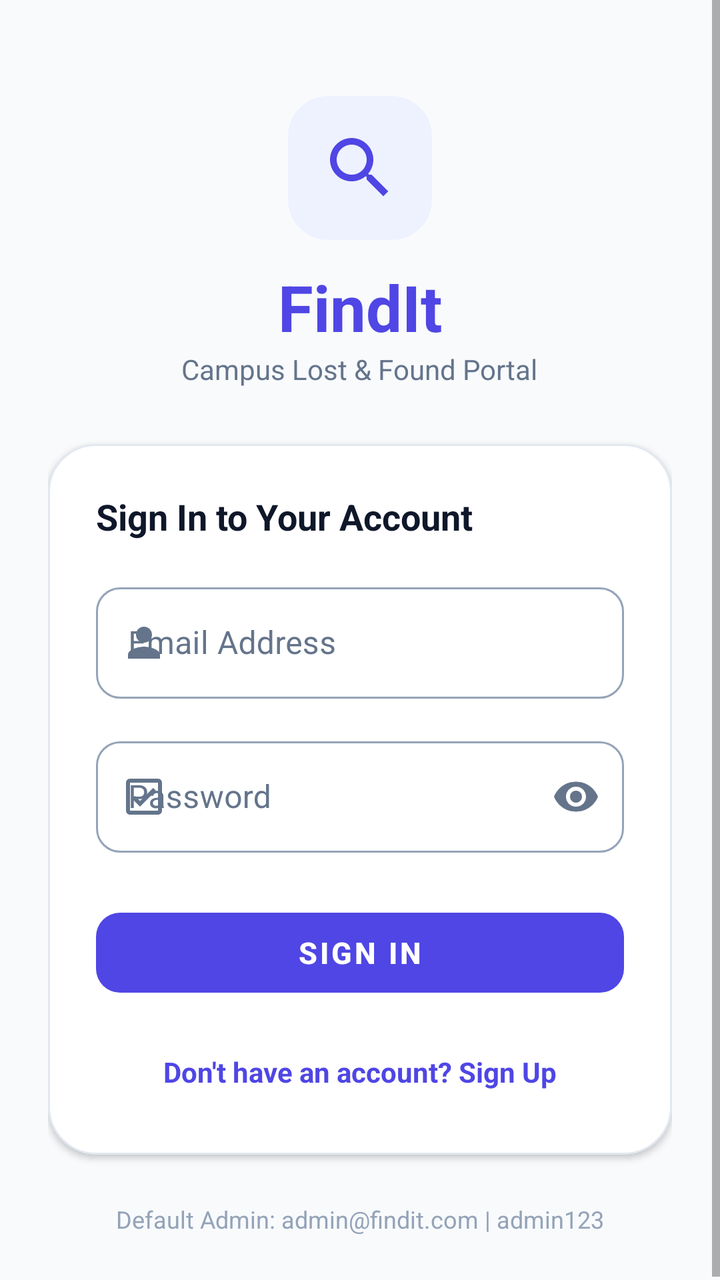
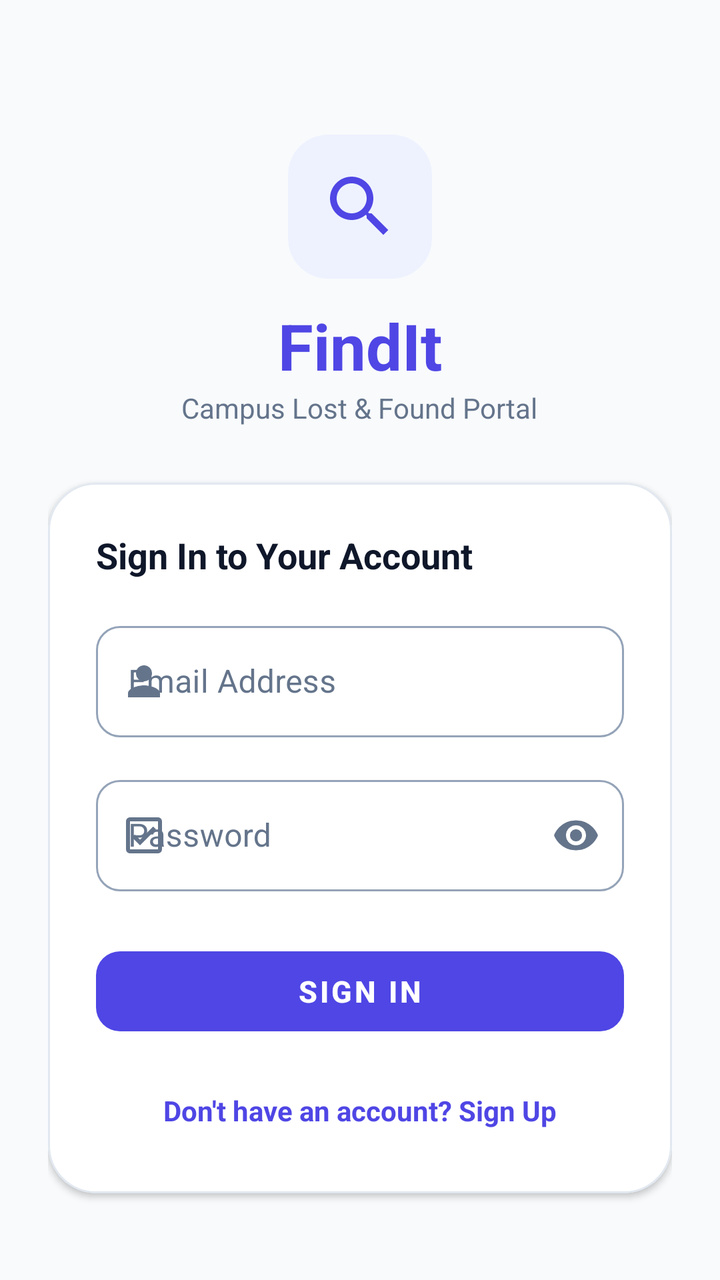

An Android layout rendered at two revisions. The XML below is the earlier revision; the diff shows what the commit changed to produce the second picture.
<!-- AndroidManifest.xml: application theme Theme.FindIt -->
<!-- res/layout/activity_login.xml -->
<?xml version="1.0" encoding="utf-8"?>
<ScrollView xmlns:android="http://schemas.android.com/apk/res/android"
    xmlns:app="http://schemas.android.com/apk/res-auto"
    android:layout_width="match_parent"
    android:layout_height="match_parent"
    android:background="@color/bg_light"
    android:fillViewport="true">

    <LinearLayout
        android:layout_width="match_parent"
        android:layout_height="wrap_content"
        android:gravity="center"
        android:orientation="vertical"
        android:padding="24dp">

        <com.google.android.material.card.MaterialCardView
            android:layout_width="72dp"
            android:layout_height="72dp"
            android:layout_marginTop="24dp"
            app:cardBackgroundColor="@color/primary_light"
            app:cardCornerRadius="20dp"
            app:cardElevation="0dp"
            app:strokeWidth="0dp">

            <ImageView
                android:layout_width="match_parent"
                android:layout_height="match_parent"
                android:padding="16dp"
                android:src="@drawable/ic_search"
                app:tint="@color/primary" />
        </com.google.android.material.card.MaterialCardView>

        <TextView
            android:layout_width="wrap_content"
            android:layout_height="wrap_content"
            android:layout_marginTop="12dp"
            android:text="FindIt"
            android:textColor="@color/primary"
            android:textSize="32sp"
            android:textStyle="bold" />

        <TextView
            android:layout_width="wrap_content"
            android:layout_height="wrap_content"
            android:layout_marginBottom="28dp"
            android:text="Campus Lost &amp; Found Portal"
            android:textColor="@color/text_secondary"
            android:textSize="14sp" />

        <com.google.android.material.card.MaterialCardView
            android:layout_width="match_parent"
            android:layout_height="wrap_content"
            app:cardBackgroundColor="@color/surface_white"
            app:cardCornerRadius="24dp"
            app:cardElevation="2dp"
            app:strokeColor="@color/card_stroke"
            app:strokeWidth="1dp">

            <LinearLayout
                android:layout_width="match_parent"
                android:layout_height="wrap_content"
                android:orientation="vertical"
                android:padding="24dp">

                <TextView
                    android:layout_width="wrap_content"
                    android:layout_height="wrap_content"
                    android:layout_marginBottom="18dp"
                    android:text="Sign In to Your Account"
                    android:textColor="@color/text_primary"
                    android:textSize="18sp"
                    android:textStyle="bold" />

                <com.google.android.material.textfield.TextInputLayout
                    style="@style/Widget.FindIt.TextInputLayout.OutlinedBox"
                    android:layout_width="match_parent"
                    android:layout_height="wrap_content"
                    android:layout_marginBottom="16dp"
                    app:boxCornerRadiusBottomEnd="12dp"
                    app:boxCornerRadiusBottomStart="12dp"
                    app:boxCornerRadiusTopEnd="12dp"
                    app:boxCornerRadiusTopStart="12dp"
                    app:boxStrokeColor="@color/text_input_box_stroke"
                    app:hintTextColor="@color/text_input_hint_color"
                    app:startIconDrawable="@drawable/ic_profile"
                    app:startIconTint="@color/text_secondary">

                    <com.google.android.material.textfield.TextInputEditText
                        android:id="@+id/etEmail"
                        android:layout_width="match_parent"
                        android:layout_height="wrap_content"
                        android:hint="Email Address"
                        android:inputType="textEmailAddress"
                        android:textColor="@color/text_primary"
                        android:textColorHint="@color/text_secondary" />
                </com.google.android.material.textfield.TextInputLayout>

                <com.google.android.material.textfield.TextInputLayout
                    style="@style/Widget.FindIt.TextInputLayout.OutlinedBox"
                    android:layout_width="match_parent"
                    android:layout_height="wrap_content"
                    android:layout_marginBottom="24dp"
                    app:boxCornerRadiusBottomEnd="12dp"
                    app:boxCornerRadiusBottomStart="12dp"
                    app:boxCornerRadiusTopEnd="12dp"
                    app:boxCornerRadiusTopStart="12dp"
                    app:boxStrokeColor="@color/text_input_box_stroke"
                    app:endIconMode="password_toggle"
                    app:endIconTint="@color/text_secondary"
                    app:hintTextColor="@color/text_input_hint_color"
                    app:startIconDrawable="@drawable/ic_claims"
                    app:startIconTint="@color/text_secondary">

                    <com.google.android.material.textfield.TextInputEditText
                        android:id="@+id/etPassword"
                        android:layout_width="match_parent"
                        android:layout_height="wrap_content"
                        android:hint="Password"
                        android:inputType="textPassword"
                        android:textColor="@color/text_primary"
                        android:textColorHint="@color/text_secondary" />
                </com.google.android.material.textfield.TextInputLayout>

                <com.google.android.material.button.MaterialButton
                    android:id="@+id/btnLogin"
                    style="@style/Widget.MaterialComponents.Button.UnelevatedButton"
                    android:layout_width="match_parent"
                    android:layout_height="52dp"
                    android:text="Sign In"
                    android:textColor="@color/white"
                    android:textSize="15sp"
                    android:textStyle="bold"
                    app:backgroundTint="@color/primary"
                    app:cornerRadius="12dp" />

                <TextView
                    android:id="@+id/btnRegister"
                    android:layout_width="wrap_content"
                    android:layout_height="wrap_content"
                    android:layout_gravity="center_horizontal"
                    android:layout_marginTop="16dp"
                    android:padding="8dp"
                    android:text="Don't have an account? Sign Up"
                    android:textColor="@color/primary"
                    android:textSize="14sp"
                    android:textStyle="bold" />

            </LinearLayout>
        </com.google.android.material.card.MaterialCardView>

        <TextView
            android:id="@+id/tvAdminDemo"
            android:layout_width="wrap_content"
            android:layout_height="wrap_content"
            android:layout_marginTop="24dp"
            android:text="Default Admin: admin@findit.com | admin123"
            android:textColor="@color/text_muted"
            android:textSize="12sp" />

    </LinearLayout>
</ScrollView>
<!-- resources referenced by this layout -->
<resources>
  <color name="bg_light">#F8FAFC</color>
  <color name="card_stroke">#E2E8F0</color>
  <color name="primary">#4F46E5</color>
  <color name="primary_light">#EEF2FF</color>
  <color name="surface_white">#FFFFFF</color>
  <color name="text_muted">#94A3B8</color>
  <color name="text_primary">#0F172A</color>
  <color name="text_secondary">#64748B</color>
  <color name="white">#FFFFFF</color>
  <!-- drawable ic_claims (drawable) -->
  <vector xmlns:android="http://schemas.android.com/apk/res/android"
      android:width="24dp"
      android:height="24dp"
      android:viewportWidth="24"
      android:viewportHeight="24">
      <path
          android:fillColor="#FF000000"
          android:pathData="M19,3H5C3.9,3 3,3.9 3,5v14c0,1.1 0.9,2 2,2h14c1.1,0 2,-0.9 2,-2V5C21,3.9 20.1,3 19,3zM19,19H5V5h14V19zM16.59,7.58L10,14.17l-2.59,-2.58L6,13l4,4 8,-8L16.59,7.58z"/>
  </vector>
  <!-- drawable ic_profile (drawable) -->
  <vector xmlns:android="http://schemas.android.com/apk/res/android"
      android:width="24dp"
      android:height="24dp"
      android:viewportWidth="24"
      android:viewportHeight="24">
      <path
          android:fillColor="#FF000000"
          android:pathData="M12,12c2.21,0 4,-1.79 4,-4s-1.79,-4 -4,-4 -4,1.79 -4,4 1.79,4 4,4zm0,2c-2.67,0 -8,1.34 -8,4v2h16v-2c0,-2.66 -5.33,-4 -8,-4z"/>
  </vector>
  <!-- drawable ic_search (drawable) -->
  <vector xmlns:android="http://schemas.android.com/apk/res/android"
      android:width="24dp"
      android:height="24dp"
      android:viewportWidth="24"
      android:viewportHeight="24">
      <path
          android:fillColor="#FF000000"
          android:pathData="M15.5,14h-0.79l-0.28,-0.27C15.41,12.59 16,11.11 16,9.5 16,5.91 13.09,3 9.5,3S3,5.91 3,9.5 5.91,16 9.5,16c1.61,0 3.09,-0.59 4.23,-1.57l0.27,0.28v0.79l5,4.99L20.49,19l-4.99,-5zm-6,0C7.01,14 5,11.99 5,9.5S7.01,5 9.5,5 14,7.01 14,9.5 11.99,14 9.5,14z"/>
  </vector>
  <style name="Widget.FindIt.TextInputLayout.OutlinedBox" parent="Widget.MaterialComponents.TextInputLayout.OutlinedBox">
          <item name="boxStrokeColor">@color/text_input_box_stroke</item>
          <item name="boxStrokeWidth">1dp</item>
          <item name="boxStrokeWidthFocused">2dp</item>
          <item name="hintTextColor">@color/text_input_hint_color</item>
          <item name="android:textColorHint">@color/text_secondary</item>
          <item name="startIconTint">@color/text_secondary</item>
          <item name="endIconTint">@color/text_secondary</item>
      </style>
  <style name="Theme.FindIt" parent="Theme.MaterialComponents.DayNight.NoActionBar">
          
          <item name="colorPrimary">@color/primary</item>
          <item name="colorPrimaryVariant">@color/primary_dark</item>
          <item name="colorOnPrimary">@color/white</item>
          
          
          <item name="colorSecondary">@color/accent</item>
          <item name="colorSecondaryVariant">@color/accent_dark</item>
          <item name="colorOnSecondary">@color/white</item>
          
          
          <item name="android:statusBarColor">@color/primary_dark</item>
          <item name="android:windowBackground">@color/bg_light</item>
  
          
          <item name="textInputStyle">@style/Widget.FindIt.TextInputLayout.OutlinedBox</item>
          <item name="chipStyle">@style/Widget.MaterialComponents.Chip.Choice</item>
      </style>
  <color name="primary_dark">#3730A3</color>
  <color name="accent">#10B981</color>
  <color name="accent_dark">#047857</color>
</resources>

<!-- the commit's change to res/layout/activity_login.xml (unified diff, before → after) -->
@@ -148,14 +148,5 @@
             </LinearLayout>
         </com.google.android.material.card.MaterialCardView>
 
-        <TextView
-            android:id="@+id/tvAdminDemo"
-            android:layout_width="wrap_content"
-            android:layout_height="wrap_content"
-            android:layout_marginTop="24dp"
-            android:text="Default Admin: admin@findit.com | admin123"
-            android:textColor="@color/text_muted"
-            android:textSize="12sp" />
-
     </LinearLayout>
 </ScrollView>
<!-- resource entries referenced after the edit -->
@@ -5,7 +5,6 @@
   <color name="primary">#4F46E5</color>
   <color name="primary_light">#EEF2FF</color>
   <color name="surface_white">#FFFFFF</color>
-  <color name="text_muted">#94A3B8</color>
   <color name="text_primary">#0F172A</color>
   <color name="text_secondary">#64748B</color>
   <color name="white">#FFFFFF</color>
